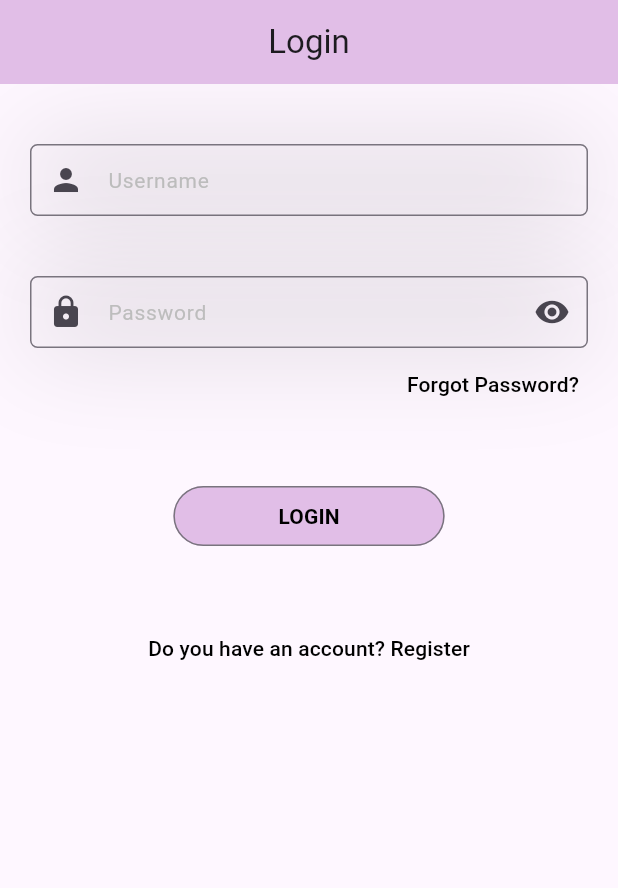
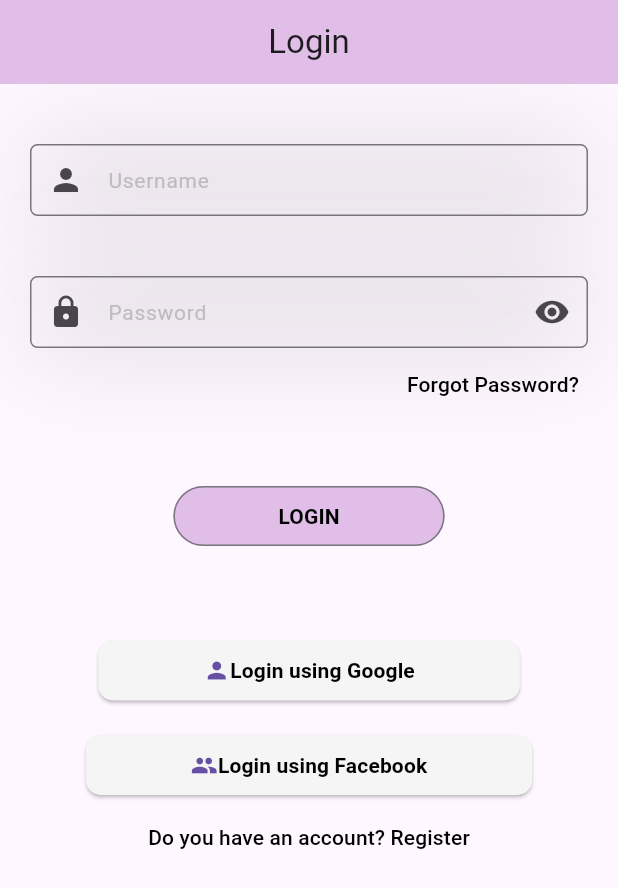
Before and after one commit to NtimaneKamohelo/register_login, a Flutter app: the screen it shows after launch, on a phone screen of 412 x 824 dp. Shown: the top 888 px of the screen. Run offline on Flutter 3.47's test engine with Material 3 defaults, Android fonts, the phone set to English and light mode, and no system bars.

Commit message:
developed media login buttons

```diff
--- a/lib/screens/login_screen.dart
+++ b/lib/screens/login_screen.dart
@@ -59,6 +59,18 @@ class _LoginScreenState extends State<LoginScreen> {
               btnText: 'LOGIN'
             ).mainButton(),
 
+            //Google login button
+            RegisterLoginButton(
+              onPressed: () {},
+              btnText: 'Login using Google'
+            ).mediaButton(const Icon(Icons.person)),
+
+            //FaceBook Login Button
+            RegisterLoginButton(
+              onPressed: () {},
+              btnText: 'Login using Facebook'
+            ).mediaButton(const Icon(Icons.group)),
+
 
             const SizedBox(),
             RegisterLoginButton(
--- a/lib/utilities/button_utils.dart
+++ b/lib/utilities/button_utils.dart
@@ -3,11 +3,14 @@ import 'package:flutter/material.dart';
 class RegisterLoginButton {
 
   final VoidCallback onPressed; //Function to handle button pressed
-  final String btnText; //Widget to define the buttons content
+  final String btnText;
+  //Widget prefixIcon;
+   //Widget to define the buttons content
 
   RegisterLoginButton({
     required this.onPressed,
-    required this.btnText
+    required this.btnText,
+    //required this.prefixIcon
   });
 
   Container mainButton() {
@@ -43,4 +46,37 @@ class RegisterLoginButton {
     );
   }
 
+  //Social media login
+  Container mediaButton(Icon prefixIcon) {
+    return Container(
+      margin: EdgeInsets.only(top: 15, left: 40, right: 40),
+      //decoration: BoxDecoration(),
+      child: ElevatedButton(
+        onPressed: onPressed,
+        style: ElevatedButton.styleFrom(
+          padding: EdgeInsets.symmetric(horizontal: 70),
+          backgroundColor: Colors.grey[100],
+          shape: RoundedRectangleBorder(
+            borderRadius: BorderRadius.circular(10)
+          )
+        ),
+
+        child: Row(
+          mainAxisSize: MainAxisSize.min,
+          children: [
+            prefixIcon,
+            Text(
+              btnText,
+              style: TextStyle(
+                fontWeight: FontWeight.bold,
+                color: Colors.black
+              ),
+            ),
+          ],
+        ),
+      ),
+    );
+  }
+
+
 }
--- a/lib/utilities/textfield_utils.dart
+++ b/lib/utilities/textfield_utils.dart
@@ -4,7 +4,7 @@ import 'package:flutter/widgets.dart';
 
 class TextFieldUtils {
   Widget prefixIcon;
-   Widget suffixIcon;
+  Widget suffixIcon;
   final String hintText;
 
   TextFieldUtils({
```
